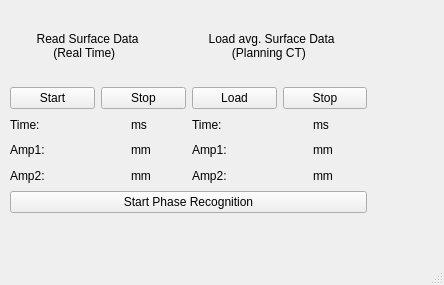
Qt form SurfaceDataImplementationIsolated/mainwindow.ui (MarkusAstl/SurfaceDataImpl) before a commit.
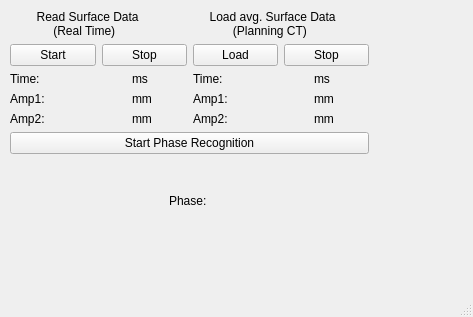
The same form after that commit.

Commit message:
Dynamic phase recognition
Future phase border times were predicted by dividing the amplitude by 5 and finding the exact time difference of the border to the last extremum

```diff
--- a/SurfaceDataImplementationIsolated/mainwindow.ui
+++ b/SurfaceDataImplementationIsolated/mainwindow.ui
@@ -6,8 +6,8 @@
    <rect>
     <x>0</x>
     <y>0</y>
-    <width>444</width>
-    <height>285</height>
+    <width>473</width>
+    <height>317</height>
    </rect>
   </property>
   <property name="windowTitle">
@@ -19,10 +19,12 @@
      <rect>
       <x>10</x>
       <y>10</y>
-      <width>357</width>
-      <height>203</height>
+      <width>359</width>
+      <height>232</height>
      </rect>
     </property>
+    <layout class="QVBoxLayout" name="verticalLayout_2">
+     <item>
     <layout class="QVBoxLayout" name="verticalLayout">
      <item>
       <layout class="QHBoxLayout" name="horizontalLayout_15">
@@ -233,6 +235,15 @@
       </widget>
      </item>
     </layout>
+     </item>
+     <item alignment="Qt::AlignHCenter">
+      <widget class="QLabel" name="phaseLabel">
+       <property name="text">
+        <string>Phase: </string>
+       </property>
+      </widget>
+     </item>
+    </layout>
    </widget>
   </widget>
   <widget class="QMenuBar" name="menubar">
```
Left out of the diff: 2 changed lines with no effect on the pictures. Lines whose indentation alone changed are shown as unchanged. The commit also changes 8 other files.
